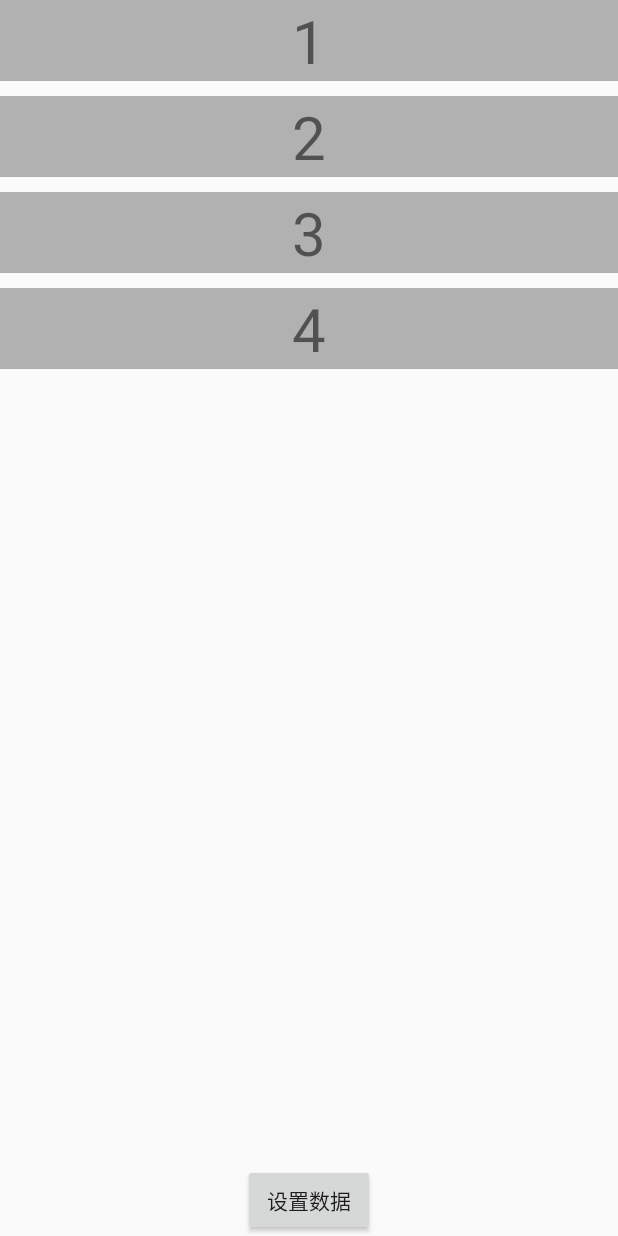
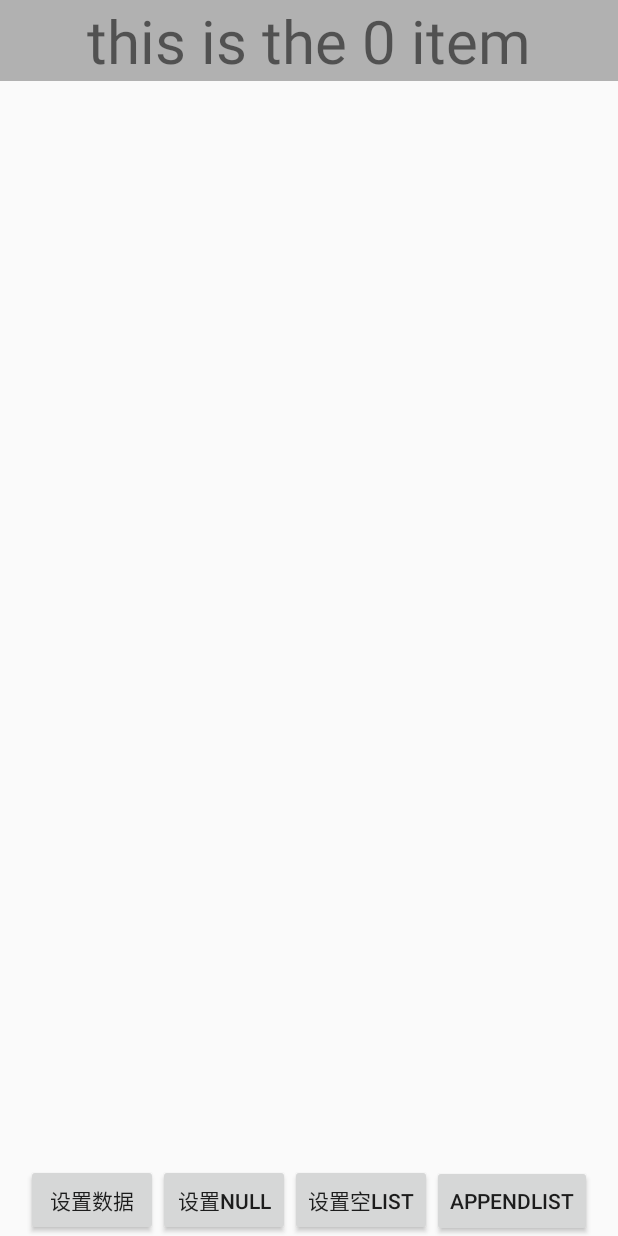
Before and after one commit to bigdongdong/YiYunDemo, an Android app: the EmptyAdapterActivity screen opened directly, with no data from a screen before it, after a tap on "设置数据", on a phone screen of 412 x 824 dp. Run offline under Robolectric (Android 15) with nearby library versions, the phone set to English and light mode, and no system bars.

Commit message:
实现了adapter空布局，并且写法简单可以交互

```diff
--- a/app/src/main/java/com/chen/firstdemo/empty_recyclerview/EmptyAdapter.java
+++ b/app/src/main/java/com/chen/firstdemo/empty_recyclerview/EmptyAdapter.java
@@ -1,79 +1,120 @@
 package com.chen.firstdemo.empty_recyclerview;
 
+import android.content.Context;
+import android.content.Intent;
 import android.support.annotation.NonNull;
 import android.support.v7.widget.RecyclerView;
-import android.util.Log;
+import android.view.LayoutInflater;
 import android.view.View;
 import android.view.ViewGroup;
 
+import java.util.ArrayList;
+import java.util.List;
 
-public abstract class EmptyAdapter<EVH extends EViewHolder,
-        VH extends RecyclerView.ViewHolder>
-        extends RecyclerView.Adapter<RecyclerView.ViewHolder>{
+/*
+ * Create by chenxiaodong on 2019/11/23 0023 0:03
+ */
+abstract class EmptyAdapter<Bean,VH extends RecyclerView.ViewHolder> extends RecyclerView.Adapter{
+    protected final String TAG = "EmptyAdapter->TAG";
+    private boolean isInitialize = true ;  //初次加载，也就是recyclerView.setAdapter时，默认显示空白
+    private final int TYPE_EMPTY = -999999999 ;
+    private boolean isEmpty = false ;
 
-    private final String TAG = "EmptyAdapter->TAG";
-    protected boolean isOnlyEmptyView = false ;
+    protected Context context ;
 
+    List<Bean> listData ;
 
-    private final int TYPE_HEADER = -9999 ;
-    private final int TYPE_FOOTER = -9998 ;
-    private final int TYPE_EMPTY = -9997 ;
+    protected EmptyAdapter(Context context){
+        this.context = context ;
+    }
 
+    public void update(List<Bean> listData){
+        isInitialize = false ;
+        this.listData = listData ;
+        notifyDataSetChanged();
+    }
 
-    abstract EVH onCreateEmptyHolder(@NonNull ViewGroup viewGroup, int type);
-    abstract VH onCreateGeneralHolder(@NonNull ViewGroup viewGroup, int type);
+    public void append(List<Bean> listData){
+        isInitialize = false ;
+        if(this.listData == null){
+            this.listData = new ArrayList<>();
+        }
+        this.listData.addAll(listData);
+        notifyDataSetChanged();
+    }
 
-    abstract void onBindEViewHolder(EVH holder , int position);
-    abstract void onBindGeneralViewHolder(RecyclerView.ViewHolder holder , int position);
+    protected  List<Bean> getList(){
+        return this.listData;
+    }
+
+    protected  Bean getBean(int position){
+        if(listData!=null && position < listData.size()){
+            return listData.get(position);
+        }else {
+            return null ;
+        }
+    }
+
+    /**
+     * 之所以提供view的返回选项，是为了多元化空布局的操作空间，让空布局view可以跟用户交互
+     * @return 获取空布局的布局id或者view实例
+     */
+    protected abstract Object getEmptyIdOrView();
+
+    protected abstract VH onCreateViewHolder( int itemType ,ViewGroup viewGroup);
+
+    protected abstract void onBindViewHolder(VH holder, Bean bean , int position);
 
     @NonNull
     @Override
-    public RecyclerView.ViewHolder onCreateViewHolder(@NonNull ViewGroup viewGroup, int type) {
-        switch(type){
-            case TYPE_EMPTY:
-                //空布局
-                return onCreateEmptyHolder(viewGroup,type);
-            default:
-                return onCreateGeneralHolder(viewGroup,type);
+    public RecyclerView.ViewHolder onCreateViewHolder(@NonNull ViewGroup viewGroup, int i) {
+        if(i == TYPE_EMPTY){
+            if( getEmptyIdOrView() instanceof Integer){
+                return new EViewHolder(LayoutInflater.from(context).inflate((int) getEmptyIdOrView(),viewGroup,false));
+            }else if( getEmptyIdOrView() instanceof View){
+                return new EViewHolder((View) getEmptyIdOrView());
+            }else {
+                throw new RuntimeException(" getEmptyIdOrView()只接收布局id或者view类型！！！");
+            }
+        }else{
+            return onCreateViewHolder(i , viewGroup );
         }
     }
 
     @Override
     public void onBindViewHolder(@NonNull RecyclerView.ViewHolder holder, int i) {
-        if( holder instanceof EViewHolder){
-            onBindEViewHolder((EVH)holder ,i);
+        if(isEmpty == false){
+            onBindViewHolder((VH)holder,listData.get(i) , i);
+        }
+    }
+
+    @Override
+    public int getItemCount() {
+        if(isInitialize == true){
+            return 0 ;
+        }
+
+        if(listData == null || listData.size() == 0){
+            isEmpty = true;
+            return 1 ;
         }else{
-            onBindGeneralViewHolder(holder,i);
+            isEmpty = false ;
+            return listData.size();
         }
     }
 
     @Override
     public int getItemViewType(int position) {
-        Log.i(TAG, "getItemViewType: "+position);
-        if(isOnlyEmptyView && getItemCount() == 1 ){
+        if(getItemCount() == 1 && isEmpty == true){
             return TYPE_EMPTY ;
+        }else{
+            return super.getItemViewType(position);
         }
-        return super.getItemViewType(position);
-
     }
 
-    @Override
-    public int getItemCount() {
-        Log.i(TAG, "getItemCount: ");
-        if(isOnlyEmptyView){
-            return 1 ;
+    private class EViewHolder extends RecyclerView.ViewHolder{
+        public EViewHolder(@NonNull View itemView) {
+            super(itemView);
         }
-        return getGeneralItemCount();
     }
-
-    abstract int getGeneralItemCount();
 }
-
-abstract class EViewHolder extends RecyclerView.ViewHolder{
-    public EViewHolder(@NonNull View itemView) {
-        super(itemView);
-
-//        initView(itemView);
-    }
-//    abstract void initView(View itemView);
-}
--- a/app/src/main/java/com/chen/firstdemo/empty_recyclerview/EmptyAdapterActivity.java
+++ b/app/src/main/java/com/chen/firstdemo/empty_recyclerview/EmptyAdapterActivity.java
@@ -1,7 +1,6 @@
 package com.chen.firstdemo.empty_recyclerview;
 
 import android.content.Context;
-import android.media.Image;
 import android.support.annotation.NonNull;
 import android.support.v7.app.AppCompatActivity;
 import android.os.Bundle;
@@ -13,17 +12,22 @@ import android.view.View;
 import android.view.ViewGroup;
 import android.widget.Button;
 import android.widget.ImageView;
-import android.widget.LinearLayout;
+import android.widget.RelativeLayout;
 import android.widget.TextView;
+import android.widget.Toast;
 
 import com.chen.firstdemo.R;
-import com.chen.firstdemo.utils.ScreenUtil;
+
+import java.util.ArrayList;
+import java.util.List;
 
 public class EmptyAdapterActivity extends AppCompatActivity {
 
     Context context ;
     RecyclerView recyclerView ;
-    Button button ;
+    Button button1,button2,button3,button4 ;
+
+    List<String> list = new ArrayList<>();
     @Override
     protected void onCreate(Bundle savedInstanceState) {
         super.onCreate(savedInstanceState);
@@ -31,81 +35,78 @@ public class EmptyAdapterActivity extends AppCompatActivity {
 
         context = this ;
         recyclerView = findViewById(R.id.recyclerView);
-        button = findViewById(R.id.button);
+        button1 = findViewById(R.id.button1);
+        button2 = findViewById(R.id.button2);
+        button3 = findViewById(R.id.button3);
+        button4 = findViewById(R.id.button4);
         recyclerView.setLayoutManager(new LinearLayoutManager(context,LinearLayoutManager.VERTICAL,false));
 
-        MyAdapter adapter = new MyAdapter();
+        MyAdapter adapter = new MyAdapter(context) {
+            @Override
+            void deal(MyViewHolder holder, String data) {
+                holder.textView.setText(data);
+            }
+        };
         recyclerView.setAdapter(adapter);
 
-        button.setOnClickListener(view -> {
-            adapter.update(new String[]{"1","2","3","4"});
+        for (int i = 0; i < 1; i++) {
+            list.add("this is the "+i+" item");
+        }
+
+        button1.setOnClickListener(view -> {
+            adapter.update(list);
+        });
+        button2.setOnClickListener(view -> {
+            adapter.update(null);
+        });
+        button3.setOnClickListener(view -> {
+            adapter.update(new ArrayList<>());
+        });
+        button4.setOnClickListener(view -> {
+            adapter.append(list);
         });
     }
 
 
-    class MyAdapter extends EmptyAdapter<MyAdapter.EmptyViewHolder, MyAdapter.GeneralViewHolder>{
+    abstract class MyAdapter extends EmptyAdapter<String,MyAdapter.MyViewHolder> {
 
-        String[] words ;
-
-        public void update(String[] words){
-            this.words = words ;
-            if(this.words == null || this.words.length==0){
-                this.isOnlyEmptyView = true ;
-            }
-            notifyDataSetChanged();
-        }
-
-
-        @Override
-        EmptyViewHolder onCreateEmptyHolder(@NonNull ViewGroup viewGroup, int type) {
-            Log.i("aaa", "onCreateEmptyHolder: ");
-            ImageView emptyIV = new ImageView(context);
-            ViewGroup.LayoutParams params = new LinearLayout.LayoutParams(ScreenUtil.getScreenWidth(context),
-                    ScreenUtil.getScreenHeight(context));
-            emptyIV.setLayoutParams(params);
-            emptyIV.setImageResource(R.mipmap.empty);
-            return new EmptyViewHolder(emptyIV);
+        protected MyAdapter(Context context) {
+            super(context);
         }
 
         @Override
-        GeneralViewHolder onCreateGeneralHolder(@NonNull ViewGroup viewGroup, int type) {
-            return new GeneralViewHolder(LayoutInflater.from(context).inflate(R.layout.item_general,viewGroup,false));
+        protected Object getEmptyIdOrView() {
+            ImageView imageView = new ImageView(context);
+            RelativeLayout.LayoutParams params = new RelativeLayout.LayoutParams(RelativeLayout.LayoutParams.MATCH_PARENT,
+                    RelativeLayout.LayoutParams.WRAP_CONTENT);
+            params.setMargins(0,200,0,0);
+            imageView.setLayoutParams(params);
+            imageView.setImageResource(R.mipmap.empty);
+            imageView.setOnClickListener(new View.OnClickListener() {
+                @Override
+                public void onClick(View v) {
+                    Toast.makeText(context,"我被点击了！",Toast.LENGTH_SHORT).show();
+                }
+            });
+            return imageView;
         }
 
         @Override
-        void onBindEViewHolder(EmptyViewHolder holder, int position) {
-
+        protected MyViewHolder onCreateViewHolder(int itemType, ViewGroup viewGroup) {
+            return new MyViewHolder(LayoutInflater.from(context).inflate(R.layout.item_general,viewGroup,false));
         }
 
         @Override
-        void onBindGeneralViewHolder(RecyclerView.ViewHolder holder, int position) {
-            GeneralViewHolder viewHolder = (GeneralViewHolder)holder;
-            viewHolder.textView.setText(words[position]);
+        protected void onBindViewHolder(MyViewHolder holder, String s, int position) {
+            deal(holder,s);
         }
 
-        @Override
-        int getGeneralItemCount() {
-            if(words == null){
-                return 0;
-            }
-            return words.length;
-        }
+        abstract void deal(MyViewHolder holder , String data);
 
-        class EmptyViewHolder extends EViewHolder{
-            ImageView emptyIV ;
-            public EmptyViewHolder(@NonNull View itemView) {
+        class MyViewHolder extends RecyclerView.ViewHolder{
+            TextView textView ;
+            public MyViewHolder(@NonNull View itemView) {
                 super(itemView);
-
-                this.emptyIV = (ImageView) itemView;
-            }
-        }
-
-        class GeneralViewHolder extends RecyclerView.ViewHolder{
-
-            TextView textView ;
-            public GeneralViewHolder(@NonNull View itemView) {
-                super(itemView);
-
                 textView = itemView.findViewById(R.id.textView);
             }
         }
--- a/app/src/main/res/layout/activity_empty_adapter.xml
+++ b/app/src/main/res/layout/activity_empty_adapter.xml
@@ -9,13 +9,34 @@
     <android.support.v7.widget.RecyclerView
         android:id="@+id/recyclerView"
         android:layout_width="match_parent"
-        android:layout_height="match_parent"/>
+        android:layout_height="wrap_content"/>
 
-    <Button
-        android:id="@+id/button"
-        android:layout_centerHorizontal="true"
+    <LinearLayout
+        android:gravity="center_horizontal"
         android:layout_alignParentBottom="true"
-        android:text="设置数据"
-        android:layout_width="wrap_content"
-        android:layout_height="wrap_content"/>
+        android:orientation="horizontal"
+        android:layout_width="match_parent"
+        android:layout_height="wrap_content">
+        <Button
+            android:id="@+id/button1"
+            android:text="设置数据"
+            android:layout_width="wrap_content"
+            android:layout_height="wrap_content"/>
+        <Button
+            android:id="@+id/button2"
+            android:text="设置null"
+            android:layout_width="wrap_content"
+            android:layout_height="wrap_content"/>
+        <Button
+            android:id="@+id/button3"
+            android:text="设置空list"
+            android:layout_width="wrap_content"
+            android:layout_height="wrap_content"/>
+        <Button
+            android:id="@+id/button4"
+            android:text="appendlist"
+            android:layout_width="wrap_content"
+            android:layout_height="wrap_content"/>
+    </LinearLayout>
+
 </RelativeLayout>
```
Also changed, not shown: app/src/main/java/com/chen/firstdemo/empty_recyclerview/OldEmptyAdapter.java (added, +79 -0 lines), app/src/main/res/layout/item_empty.xml (added, +12 -0 lines).
